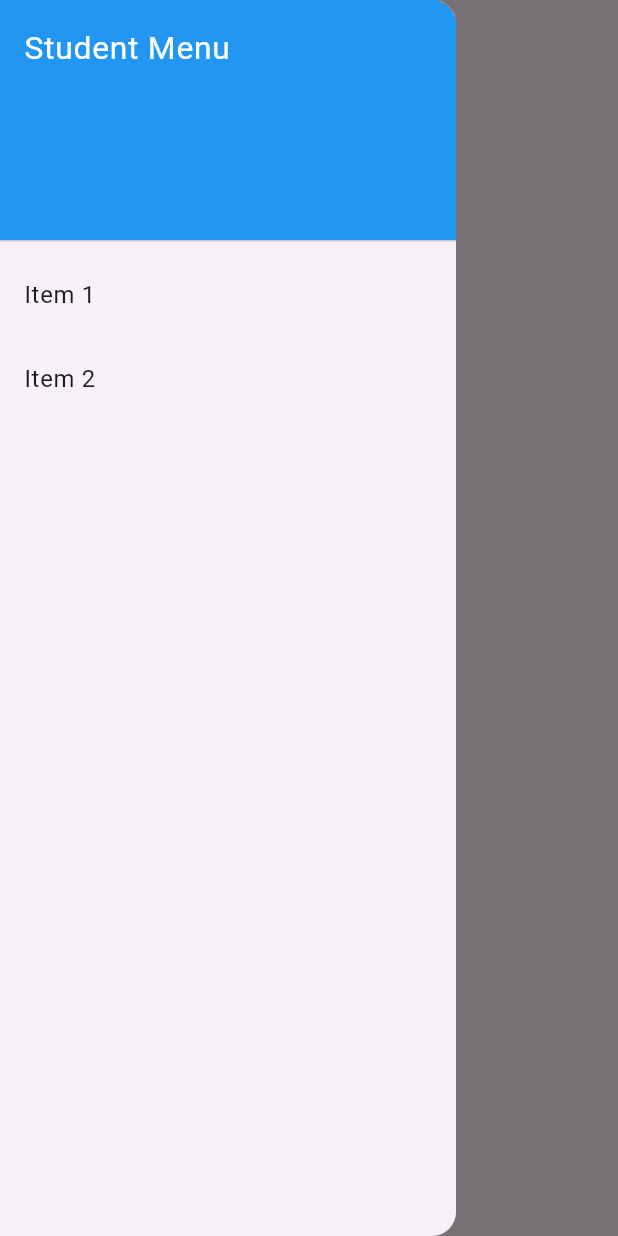
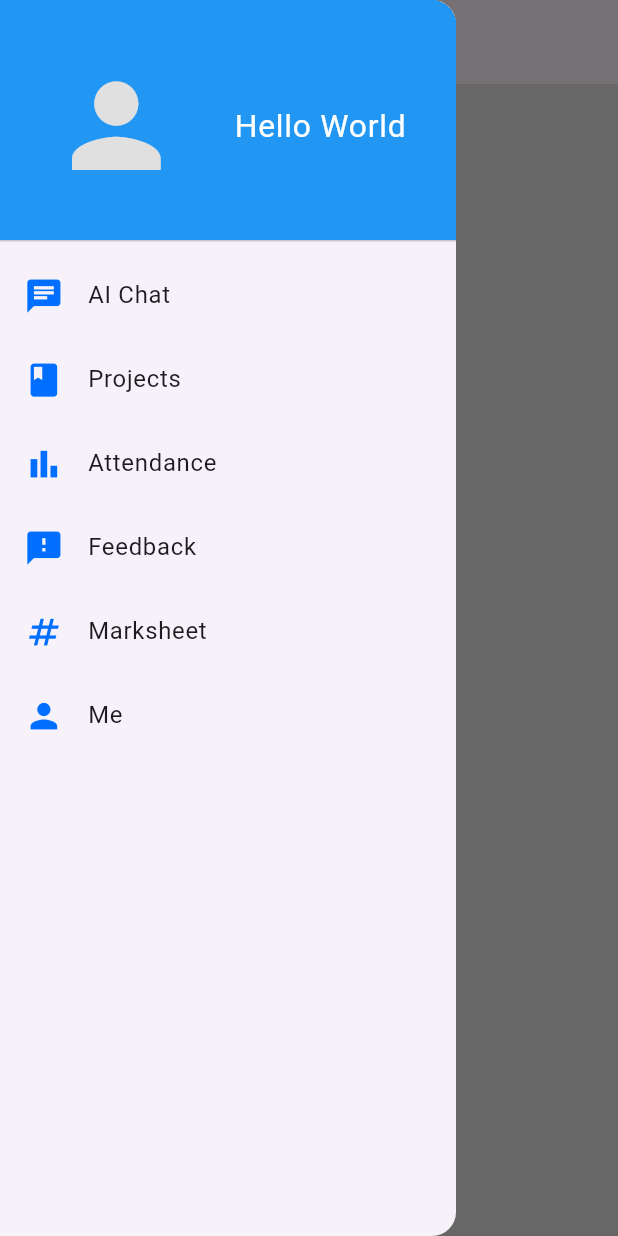
Before and after one commit to amardas9127/class-in-app, a Flutter app: the StudentHome screen opened directly, after a tap on the "menu" icon, on a phone screen of 412 x 824 dp. Run offline on Flutter 3.47's test engine with Material 3 defaults, Android fonts, the phone set to English and light mode, and no system bars; our stand-ins replace flutter_screenutil, percent_indicator.

Commit message:
Student pages added

```diff
--- a/lib/assets/colors.dart
+++ b/lib/assets/colors.dart
@@ -6,4 +6,5 @@ Color shadowclr = Color(0xffbebebe);
 Color textclr = Color(0x8a000000);
 Color borderblacklight = Color(0xff888888);
 Color selectclr = Color(0xff81DAE3);
-Color background_blue = const Color(0xFF006FFF);
+Color background_blue = Color(0xFF006FFF);
+Color progressclr=  Color.fromARGB(255, 96, 125, 221);
--- /dev/null
+++ b/lib/pages/student/marksheet.dart
@@ -0,0 +1,15 @@
+import 'package:flutter/material.dart';
+
+class Marksheet extends StatefulWidget {
+  const Marksheet({super.key});
+
+  @override
+  State<Marksheet> createState() => _MarksheetState();
+}
+
+class _MarksheetState extends State<Marksheet> {
+  @override
+  Widget build(BuildContext context) {
+    return const Placeholder();
+  }
+}
--- a/lib/pages/student/student_home.dart
+++ b/lib/pages/student/student_home.dart
@@ -1,5 +1,12 @@
 import 'package:flutter/material.dart';
 import 'package:flutter_screenutil/flutter_screenutil.dart';
+import 'package:hackathon/assets/colors.dart'; // Assuming your custom color imports
+import 'package:hackathon/pages/student/AiChat.dart';
+import 'package:hackathon/pages/student/Attendance.dart';
+import 'package:hackathon/pages/student/Marksheet.dart';
+import 'package:hackathon/pages/student/Project.dart';
+import 'package:hackathon/pages/student/StudentProfile.dart';
+import 'package:hackathon/pages/student/studentFeedback.dart';
 
 class StudentHome extends StatefulWidget {
   const StudentHome({super.key});
@@ -16,16 +23,20 @@ class _StudentHomeState extends State<StudentHome> {
       minTextAdapt: true,
       builder: (BuildContext context, Widget? child) {
         return Scaffold(
+          backgroundColor: bgclr,
           appBar: AppBar(
             leading: Builder(
               builder: (BuildContext context) => IconButton(
-                  icon: Icon(Icons.menu, size: 24.sp),
+                icon: Icon(
+                  Icons.menu,
+                  size: 30.sp,
+                  color: background_blue,
+                ),
                 onPressed: () {
-                    Scaffold.of(context).openDrawer();
+                  Scaffold.of(context).openDrawer(); // Open the drawer
                 },
               ),
             ),
-              title: Text('Student Home', style: TextStyle(fontSize: 24.sp)),
           ),
           drawer: Drawer(
             child: ListView(
@@ -35,27 +46,32 @@ class _StudentHomeState extends State<StudentHome> {
                   decoration: BoxDecoration(
                     color: Colors.blue,
                   ),
-                    child: Text(
-                      'Student Menu',
+                  child: Center(
+                    child: Row(
+                      mainAxisAlignment: MainAxisAlignment.spaceAround,
+                      children: [
+                        Icon(
+                          Icons.person,
+                          size: 100.sp,
+                          color: bgclr,
+                        ),
+                        Text(
+                          'Hello World',
                           style: TextStyle(
                             color: Colors.white,
                             fontSize: 24.sp,
                           ),
                         ),
+                      ],
                     ),
-                  ListTile(
-                    title: Text('Item 1', style: TextStyle(fontSize: 18.sp)),
-                    onTap: () {
-                      // Handle menu item tap
-                    },
                   ),
-                  ListTile(
-                    title: Text('Item 2', style: TextStyle(fontSize: 18.sp)),
-                    onTap: () {
-                      // Handle menu item tap
-                    },
                 ),
-                  // Add more menu items here
+                _buildDrawerItem(Icons.chat, 'AI Chat', context, AiChat()),
+                _buildDrawerItem(Icons.book, 'Projects', context, Project()),
+                _buildDrawerItem(Icons.bar_chart, 'Attendance', context, Attendance()),
+                _buildDrawerItem(Icons.feedback, 'Feedback', context, Studentfeedback()),
+                _buildDrawerItem(Icons.numbers, 'Marksheet', context, Marksheet()),
+                _buildDrawerItem(Icons.person, 'Me', context, Studentprofile()),
               ],
             ),
           ),
@@ -66,6 +82,31 @@ class _StudentHomeState extends State<StudentHome> {
             ),
           ),
         );
-        });
+      },
+    );
+  }
+
+  // Helper method to create a drawer item with navigation
+  Widget _buildDrawerItem(IconData icon, String title, BuildContext context, Widget screen) {
+    return ListTile(
+      leading: Icon(
+        icon,
+        size: 30.sp,
+        color: background_blue,
+      ),
+      title: Text(
+        title,
+        style: TextStyle(fontSize: 18.sp),
+      ),
+      onTap: () {
+        // Close the drawer when a menu item is tapped
+        Navigator.pop(context);
+        // Navigate to the specified screen
+        Navigator.push(
+          context,
+          MaterialPageRoute(builder: (context) => screen),
+        );
+      },
+    );
   }
 }
--- a/pubspec.yaml
+++ b/pubspec.yaml
@@ -36,6 +36,7 @@ dependencies:
   # Use with the CupertinoIcons class for iOS style icons.
   flutter_screenutil: ^5.9.3
   cupertino_icons: ^1.0.6
+  percent_indicator: ^4.2.3
 
 dev_dependencies:
   flutter_test:
```
Also changed, not shown: lib/pages/screenutil.txt (added, +9 -0 lines), lib/pages/student/aiChat.dart (added, +15 -0 lines), lib/pages/student/attendance.dart (added, +56 -0 lines), lib/pages/student/project.dart (added, +15 -0 lines), lib/pages/student/studentFeedback.dart (added, +15 -0 lines), lib/pages/student/studentProfile.dart (added, +15 -0 lines), pubspec.lock. Lines whose indentation alone changed are shown as unchanged.
